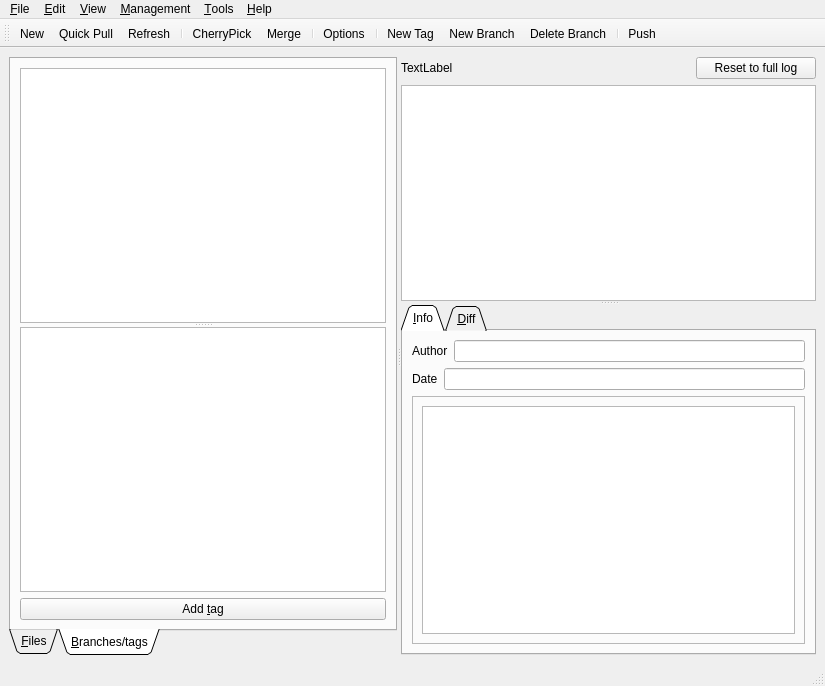
First picture: the form in ui/mainwindow.ui, repository bainonline/teamgit, before the edit.
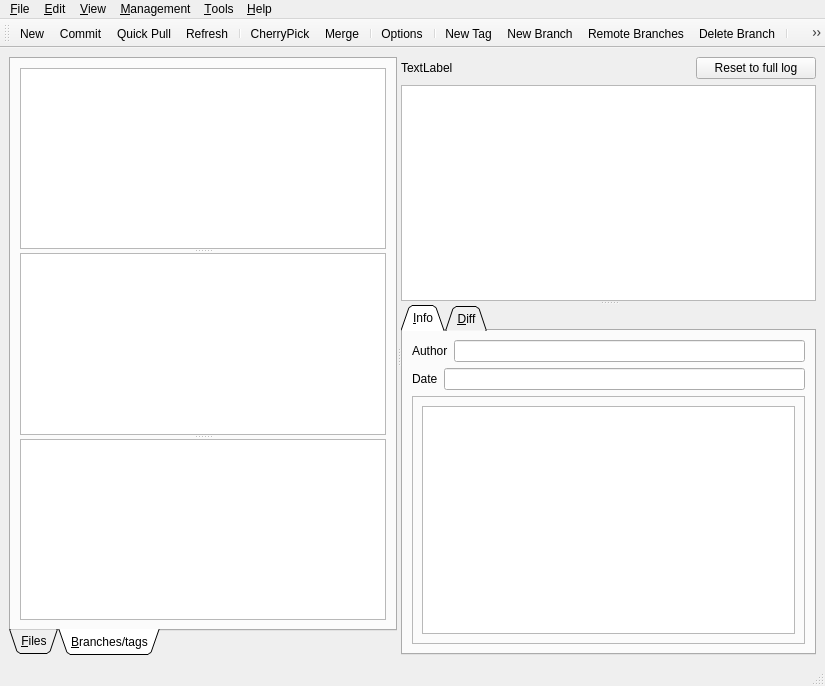
Second picture: the form after the edit. The open tabs and pages were chosen to show the change. Icons and pictures are not drawn.

Diff of the .ui file:
```diff
--- a/ui/mainwindow.ui
+++ b/ui/mainwindow.ui
@@ -119,27 +119,15 @@
         <attribute name="title" >
          <string>&amp;Branches/tags</string>
         </attribute>
-        <layout class="QVBoxLayout" >
+        <layout class="QVBoxLayout" name="verticalLayout_2" >
          <item>
           <widget class="QSplitter" name="splitter_2" >
            <property name="orientation" >
             <enum>Qt::Vertical</enum>
            </property>
            <widget class="QTreeView" name="branchesView" />
-           <widget class="QWidget" name="layoutWidget" >
-            <layout class="QVBoxLayout" >
-             <item>
+           <widget class="QTreeView" name="remoteBranchesView" />
               <widget class="QTreeView" name="tagsView" />
-             </item>
-             <item>
-              <widget class="QPushButton" name="newTagButton" >
-               <property name="text" >
-                <string>Add &amp;tag</string>
-               </property>
-              </widget>
-             </item>
-            </layout>
-           </widget>
           </widget>
          </item>
         </layout>
@@ -426,6 +414,7 @@
     <bool>false</bool>
    </attribute>
    <addaction name="action_New" />
+   <addaction name="action_Commit" />
    <addaction name="action_Pull" />
    <addaction name="action_Refresh" />
    <addaction name="separator" />
@@ -436,6 +425,7 @@
    <addaction name="separator" />
    <addaction name="actionNew_Tag" />
    <addaction name="actionNew_Branch" />
+   <addaction name="action_Remote_branches" />
    <addaction name="action_Delete_Branch" />
    <addaction name="separator" />
    <addaction name="actionPush" />
@@ -589,6 +579,15 @@
     <string>Push</string>
    </property>
   </action>
+  <action name="action_Commit" >
+   <property name="icon" >
+    <iconset resource="icons.qrc" >
+     <normaloff>:/main/adept_commit.png</normaloff>:/main/adept_commit.png</iconset>
+   </property>
+   <property name="text" >
+    <string>&amp;Commit</string>
+   </property>
+  </action>
  </widget>
  <resources>
   <include location="icons.qrc" />
```
Left out of the diff: 16 changed lines with no effect on the pictures. Lines whose indentation alone changed are shown as unchanged.
